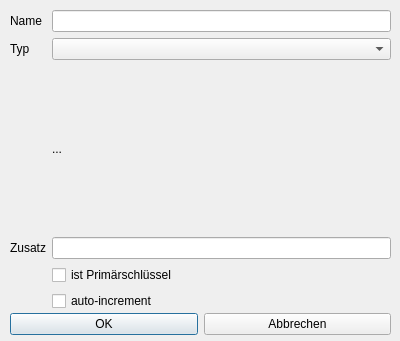
The window that dialog_tableparam.ui (15831944/CBrain) describes before a commit, drawn with Qt 5.
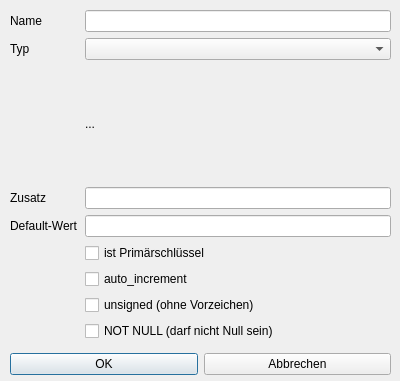
The same window after the commit.

Commit message: tableeditor param_edit_dialog erweitert

```diff
--- a/dialog_tableparam.ui
+++ b/dialog_tableparam.ui
@@ -7,7 +7,7 @@
     <x>0</x>
     <y>0</y>
     <width>400</width>
-    <height>341</height>
+    <height>381</height>
    </rect>
   </property>
   <property name="windowTitle">
@@ -22,7 +22,7 @@
      <x>10</x>
      <y>10</y>
      <width>381</width>
-     <height>301</height>
+     <height>331</height>
     </rect>
    </property>
    <layout class="QGridLayout" name="gridLayout">
@@ -40,6 +40,9 @@
       </property>
      </widget>
     </item>
+    <item row="4" column="1">
+     <widget class="QLineEdit" name="lineEdit_default"/>
+    </item>
     <item row="1" column="0">
      <widget class="QLabel" name="label_2">
       <property name="text">
@@ -56,17 +59,17 @@
     <item row="3" column="1">
      <widget class="QLineEdit" name="lineEdit_aditional"/>
     </item>
-    <item row="4" column="1">
+    <item row="5" column="1">
      <widget class="QCheckBox" name="checkBox_ispri">
       <property name="text">
        <string>ist Primärschlüssel</string>
       </property>
      </widget>
     </item>
-    <item row="5" column="1">
+    <item row="6" column="1">
      <widget class="QCheckBox" name="checkBox_autoincrement">
       <property name="text">
-       <string>auto-increment</string>
+       <string>auto_increment</string>
       </property>
      </widget>
     </item>
@@ -80,13 +83,34 @@
       </property>
      </widget>
     </item>
+    <item row="4" column="0">
+     <widget class="QLabel" name="label_default">
+      <property name="text">
+       <string>Default-Wert</string>
+      </property>
+     </widget>
+    </item>
+    <item row="7" column="1">
+     <widget class="QCheckBox" name="checkBox_unsigned">
+      <property name="text">
+       <string>unsigned (ohne Vorzeichen)</string>
+      </property>
+     </widget>
+    </item>
+    <item row="8" column="1">
+     <widget class="QCheckBox" name="checkBox_notnull">
+      <property name="text">
+       <string>NOT NULL (darf nicht Null sein)</string>
+      </property>
+     </widget>
+    </item>
    </layout>
   </widget>
   <widget class="QWidget" name="layoutWidget">
    <property name="geometry">
     <rect>
      <x>10</x>
-     <y>310</y>
+     <y>350</y>
      <width>381</width>
      <height>29</height>
     </rect>
```
Left out of the diff: 12 changed lines with no effect on the pictures. The commit also changes 7 other files.
